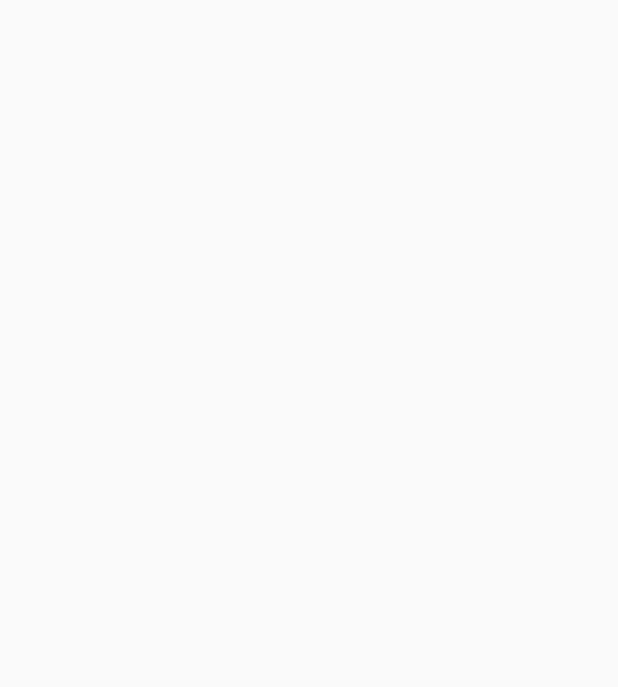
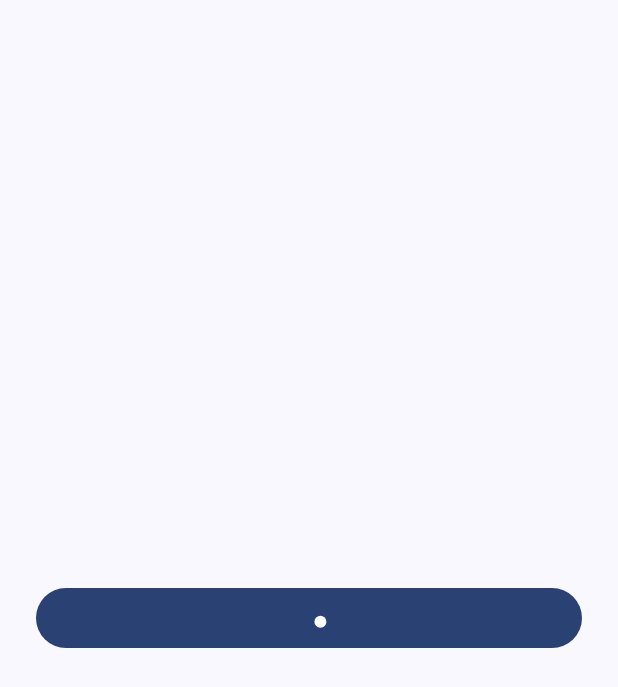
Before and after one commit to bernardomjunior/OpenLingo, an Android app built with Jetpack Compose: the screen it shows after launch (MainActivity), on a phone screen of 412 x 824 dp. Before the commit the part shown is empty. Shown: the top 687 px of the screen. Run offline under Robolectric (Android 15) with nearby library versions, the phone set to English and light mode, and no system bars.

Commit message:
Adds mainActivity first screen

```diff
--- a/app/src/main/java/com/bernardomjunior/openlingo/ui/MainActivity.kt
+++ b/app/src/main/java/com/bernardomjunior/openlingo/ui/MainActivity.kt
@@ -12,6 +12,7 @@ class MainActivity : ComponentActivity() {
         enableEdgeToEdge()
         setContent {
             OpenLingoTheme {
+                MainActivityScreen()
             }
         }
     }
--- a/app/src/main/java/com/bernardomjunior/openlingo/ui/MainActivityScreen.kt
+++ b/app/src/main/java/com/bernardomjunior/openlingo/ui/MainActivityScreen.kt
@@ -1,25 +1,40 @@
 package com.bernardomjunior.openlingo.ui
 
 import android.content.res.Configuration
-import androidx.compose.foundation.layout.Arrangement
-import androidx.compose.foundation.layout.Column
+import androidx.compose.foundation.layout.Box
+import androidx.compose.foundation.layout.fillMaxSize
 import androidx.compose.foundation.layout.fillMaxWidth
-import androidx.compose.material3.Button
+import androidx.compose.foundation.layout.padding
 import androidx.compose.material3.Surface
 import androidx.compose.runtime.Composable
+import androidx.compose.ui.Alignment
 import androidx.compose.ui.Modifier
 import androidx.compose.ui.tooling.preview.Preview
+import androidx.compose.ui.unit.dp
+import com.bernardomjunior.openlingo.components.TextButton
 import com.bernardomjunior.openlingo.ui.theme.OpenLingoTheme
 
 @Composable
 internal fun MainActivityScreen(
     modifier: Modifier = Modifier
 ) {
-    Column(
-        modifier = modifier.fillMaxWidth(),
-        verticalArrangement = Arrangement.SpaceBetween
+    Surface(
+        modifier = modifier.fillMaxSize(),
     ) {
-
+        Box(
+            modifier = Modifier
+                .fillMaxSize(),
+            contentAlignment = Alignment.Center
+        ) {
+            TextButton(
+                modifier = Modifier
+                    .fillMaxWidth()
+                    .padding(horizontal = 24.dp),
+                text = "Exemplo",
+                onClick = {},
+                isLoading = true
+            )
+        }
     }
 }
 
@@ -28,8 +43,6 @@ internal fun MainActivityScreen(
 @Composable
 private fun ActivityScreenPreview() {
     OpenLingoTheme {
-        Surface {
-            MainActivityScreen()
-        }
+        MainActivityScreen()
     }
 }
```
